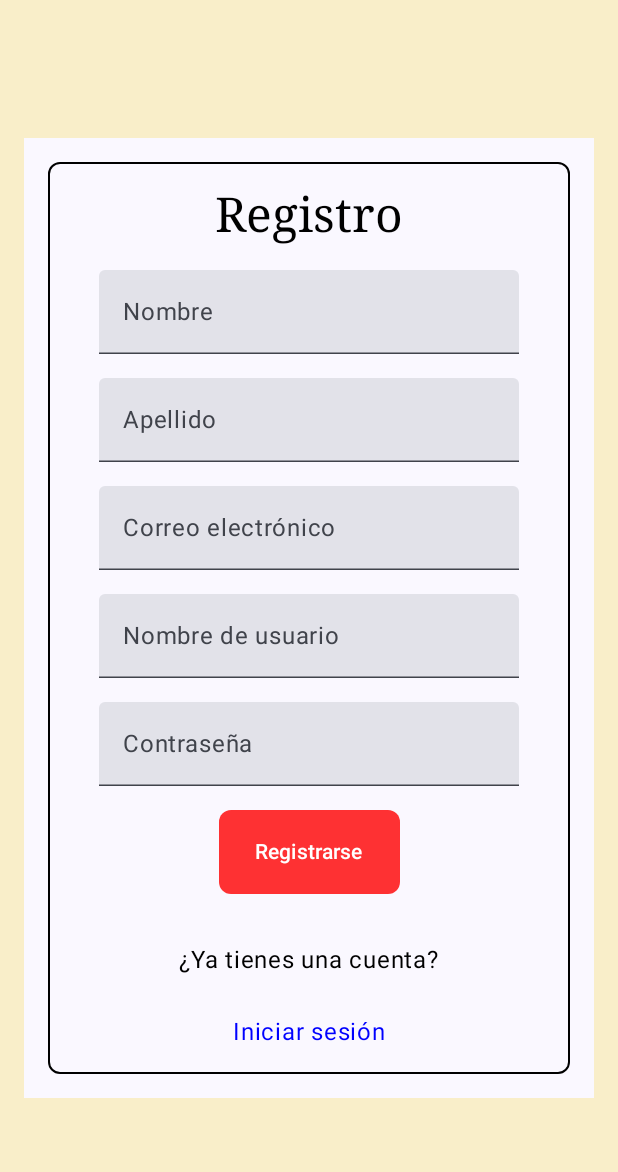
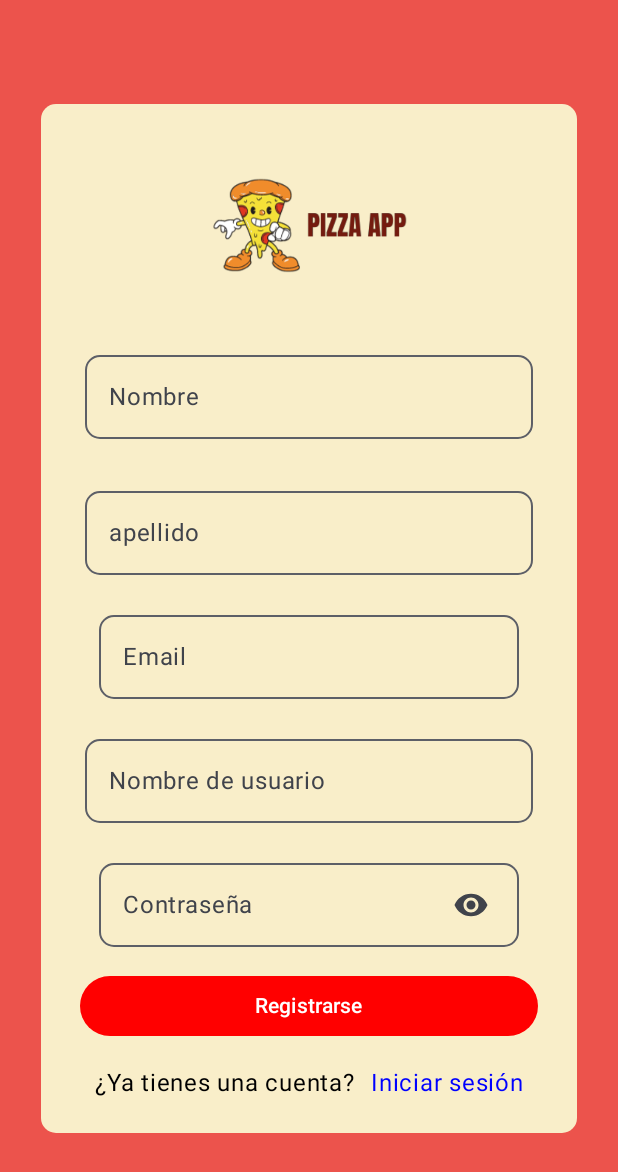
Before and after one commit to mayra-Sanchez/PizzApp, an Android app built with Jetpack Compose: the RegisterScreen screen opened through its navigation route, on a phone screen of 412 x 824 dp. Shown: the top 1172 px of the screen. Run offline under Robolectric (Android 15) with nearby library versions, the phone set to English and light mode, and no system bars.

Commit message:
Actualizacion registro

```diff
--- a/app/src/main/java/com/example/pizzapp/LoginScreen.kt
+++ b/app/src/main/java/com/example/pizzapp/LoginScreen.kt
@@ -64,15 +64,14 @@ fun LoginScreen(navController: NavController) {
                 .fillMaxWidth()) {
             Box(
                 modifier = Modifier
-                    .padding(12.dp)
-                    .background(Color(249, 238, 201))
-                    .clip(RoundedCornerShape(10.dp)),
+                    .padding(12.dp).clip(RoundedCornerShape(10.dp))
+                    .background(Color(249, 238, 201)),
             ) {
                 Column(
                     Modifier
                         .padding(16.dp)
                         .align(Alignment.Center)) {
-                    ImageLogin()
+                    ImageLogin(navController)
                     Email(
                         email = email,
                         emailChange = {
@@ -106,11 +105,11 @@ fun LoginScreen(navController: NavController) {
 }
 
 @Composable
-fun ImageLogin(){
+fun ImageLogin(navController: NavController){
     Row(
         horizontalArrangement = Arrangement.Center) {
         Image(
-            modifier = Modifier.size(400.dp),
+            modifier = Modifier.size(400.dp).clickable {  navController.navigate("inicio") },
             painter = painterResource(id = R.drawable.logologin),
             contentDescription = null,
         )
--- a/app/src/main/java/com/example/pizzapp/RegisterScreen.kt
+++ b/app/src/main/java/com/example/pizzapp/RegisterScreen.kt
@@ -1,7 +1,10 @@
 package com.example.pizzapp
 
+import android.content.Context
+import android.util.Patterns
+import android.widget.Toast
+import androidx.compose.foundation.Image
 import androidx.compose.foundation.background
-import androidx.compose.foundation.border
 import androidx.compose.foundation.clickable
 import androidx.compose.foundation.layout.*
 import androidx.compose.foundation.shape.RoundedCornerShape
@@ -9,103 +12,232 @@ import androidx.compose.material3.*
 import androidx.compose.runtime.*
 import androidx.compose.ui.Alignment
 import androidx.compose.ui.Modifier
+import androidx.compose.ui.draw.clip
 import androidx.compose.ui.graphics.Color
-import androidx.compose.ui.text.font.FontFamily
-import androidx.compose.ui.text.input.PasswordVisualTransformation
-import androidx.compose.ui.text.style.TextAlign
+import androidx.compose.ui.platform.LocalContext
+import androidx.compose.ui.res.painterResource
 import androidx.compose.ui.unit.dp
 import androidx.navigation.NavController
+import androidx.compose.foundation.lazy.LazyColumn
 
 @OptIn(ExperimentalMaterial3Api::class)
 @Composable
 fun RegisterScreen(navController: NavController) {
+    val context = LocalContext.current
+
+    var email by remember { mutableStateOf("") }
+    var isValidEmail by remember { mutableStateOf(false) }
+
+    var password by remember { mutableStateOf("") }
+    var isValidPassword by remember { mutableStateOf(false) }
+
+    var passwordVisible by remember { mutableStateOf(false) }
+
     var nombre by remember { mutableStateOf("") }
     var apellido by remember { mutableStateOf("") }
-    var correo by remember { mutableStateOf("") }
-    var contrasena by remember { mutableStateOf("") }
     var nombreUsuario by remember { mutableStateOf("") }
 
+    Box(modifier = Modifier
+        .fillMaxSize()
+        .background(Color(236, 83, 76))) {
+        Column(
+            Modifier
+                .align(Alignment.Center)
+                .padding(11.dp)
+                .fillMaxWidth()
+        ) {
             Box(
                 modifier = Modifier
-            .fillMaxSize()
-            .padding(16.dp),
+                    .padding(16.dp)
+                    .clip(RoundedCornerShape(10.dp))
+                    .background(Color(249, 238, 201)),
+            ) {
+                Column(
+                    Modifier
+                        .padding(16.dp)
+                        .align(Alignment.Center)
+                ) {
+                    ImageRegister(navController)
+                    Nombre(nombre = nombre, nombreChange = {
+                        nombre = it})
+                    Apellido(apellido = apellido, apellidoChange = {
+                        apellido = it})
+                    Email(
+                        email = email,
+                        emailChange = {
+                            email = it
+                            isValidEmail = Patterns.EMAIL_ADDRESS.matcher(email).matches()
+                        },
+                        isValidEmail
+                    )
+                    NombreUsuario(
+                        nombreUsuario = nombreUsuario,
+                        nombreUsuarioChange ={
+                            nombreUsuario = it}
+                    )
+                    password(
+                        password = password,
+                        passwordChange = {
+                            password = it
+                            isValidPassword = password.length >= 6
+
+                        },
+                        passwordVisible = passwordVisible,
+                        passwordVisibleChange = { passwordVisible = !passwordVisible },
+                        isValidPassword = isValidPassword
+                    )
+                    buttonRegister(
+                        context = context,
+                        isValidEmail = isValidEmail,
+                        isValidPassword = isValidPassword
+                    )
+                    youHaveAcount(navController = navController)
+                }
+            }
+        }
+    }
+}
+
+
+@Composable
+fun ImageRegister(navController: NavController){
+    Box(
+        modifier = Modifier
+            .fillMaxWidth()
+            .clickable { navController.navigate("inicio") },
         contentAlignment = Alignment.Center
     ) {
-        Column(
+        Image(
+            modifier = Modifier.size(130.dp), // Ajusta este valor para cambiar el tamaño del logo
+            painter = painterResource(id = R.drawable.logoregistro),
+            contentDescription = null,
+        )
+    }
+}
+
+@OptIn(ExperimentalMaterial3Api::class)
+@Composable
+fun Nombre(
+    nombre:String,
+    nombreChange: (String)->Unit
+) {
+    Row(
+        Modifier
+            .fillMaxWidth()
+            .padding(5.dp),
+        horizontalArrangement = Arrangement.Center
+    ) {
+        OutlinedTextField(
+            shape = RoundedCornerShape(10.dp),
+            value = nombre,
+            onValueChange = nombreChange,
+            label = { Text("Nombre") },
             modifier = Modifier
                 .fillMaxWidth()
-                .background(MaterialTheme.colorScheme.background)
-                .padding(16.dp)
-                .border(1.dp, Color.Black, shape = RoundedCornerShape(8.dp))
-                .padding(16.dp),
-            verticalArrangement = Arrangement.spacedBy(16.dp),
-            horizontalAlignment = Alignment.CenterHorizontally
+                .padding(8.dp),
+            singleLine = true,
+        )
+    }
+}
+@OptIn(ExperimentalMaterial3Api::class)
+@Composable
+fun Apellido(
+    apellido:String,
+    apellidoChange: (String)->Unit
 ) {
-            Text(text = "Registro", style = MaterialTheme.typography.headlineLarge.copy(fontFamily = FontFamily.Serif),  textAlign = TextAlign.Center)
-            TextField(
-                value = nombre,
-                onValueChange = { nombre = it },
-                label = { Text("Nombre") }
+    Row(
+        Modifier
+            .fillMaxWidth()
+            .padding(5.dp),
+        horizontalArrangement = Arrangement.Center
+    ) {
+        OutlinedTextField(
+            shape = RoundedCornerShape(10.dp),
+            value = apellido,
+            onValueChange = apellidoChange,
+            label = { Text("apellido") },
+            modifier = Modifier
+                .fillMaxWidth()
+                .padding(8.dp),
+            singleLine = true,
         )
-            TextField(
-                value = apellido,
-                onValueChange = { apellido = it },
-                label = { Text("Apellido") }
-            )
-            TextField(
-                value = correo,
-                onValueChange = { correo = it },
-                label = { Text("Correo electrónico") }
-            )
-            TextField(
-                value = nombreUsuario,
-                onValueChange = { nombreUsuario = it },
-                label = { Text("Nombre de usuario") }
-            )
-            TextField(
-                value = contrasena,
-                onValueChange = { contrasena = it },
-                label = { Text("Contraseña") },
-                visualTransformation = PasswordVisualTransformation()
-            )
-
-            val customButtonColor = Color.Red.copy(alpha = 0.8f) // Crea un color personalizado con 81% de opacidad
-
-            Button(
-                onClick = {
-                    // Aquí puedes manejar el registro del usuario
-                    // Puedes acceder a las variables nombre, apellido, correo, contrasena, nombreUsuario
-                },
-                colors = ButtonDefaults.buttonColors(
-                    containerColor = customButtonColor, // Usa el color personalizado
-                    contentColor = Color.White
-                ),
-                modifier = Modifier
-                    .height(56.dp)
-                    .padding(horizontal = 8.dp),
-                shape = RoundedCornerShape(8.dp)
-            ) {
-                Text(text = "Registrarse")
+    }
 }
 
+@OptIn(ExperimentalMaterial3Api::class)
+@Composable
+fun NombreUsuario(
+    nombreUsuario:String,
+    nombreUsuarioChange: (String)->Unit,
+    //isValidNombreUsuario: Boolean
+) {
+    Row(
+        Modifier
+            .fillMaxWidth()
+            .padding(5.dp),
+        horizontalArrangement = Arrangement.Center
+    ) {
+        OutlinedTextField(
+            shape = RoundedCornerShape(10.dp),
+            value = nombreUsuario,
+            onValueChange = nombreUsuarioChange,
+            label = {Text("Nombre de usuario")},
+            modifier = Modifier
+                .fillMaxWidth()
+                .padding(8.dp),
+            singleLine = true,
+
+        )
+    }
+}
+
+@Composable
+fun youHaveAcount(navController: NavController){
+    Row(
+        Modifier
+            .fillMaxWidth(),
+        horizontalArrangement = Arrangement.Center) {
         Text(
             text = "¿Ya tienes una cuenta?",
-                color = Color.Black, // Cambia el color del texto según tu preferencia
+            color = Color.Black,
             modifier = Modifier
-                    .padding(top = 16.dp)
-
+                .padding(5.dp)
         )
 
         Text(
             text = "Iniciar sesión",
-                color = Color.Blue, // Cambia el color del texto según tu preferencia
+            color = Color.Blue,
             modifier = Modifier
-                    .padding(top = 8.dp)
+                .padding(5.dp)
                 .clickable {
                     navController.navigate("login")
                 }
         )
+    }
 
+}
+
+@Composable
+fun buttonRegister(
+    context: Context,
+    isValidEmail: Boolean,
+    isValidPassword: Boolean
+) {
+    Row(
+        Modifier
+            .fillMaxWidth()
+            .padding(10.dp),
+        horizontalArrangement = Arrangement.Center) {
+        Button(
+            colors = ButtonDefaults.buttonColors(containerColor = Color.Red),
+            modifier = Modifier.fillMaxWidth(),
+            onClick = {Register(context)},
+            //enabled = isValidEmail && isValidPassword
+        ) {
+            Text(text = "Registrarse")
         }
     }
 }
+fun Register(context: Context){
+    Toast.makeText(context, "Aca se hace la funcionalidad", Toast.LENGTH_LONG).show()
+}
```
Also changed, not shown: app/src/main/res/drawable/logoregistro.png (added). Lines whose indentation alone changed are shown as unchanged.
